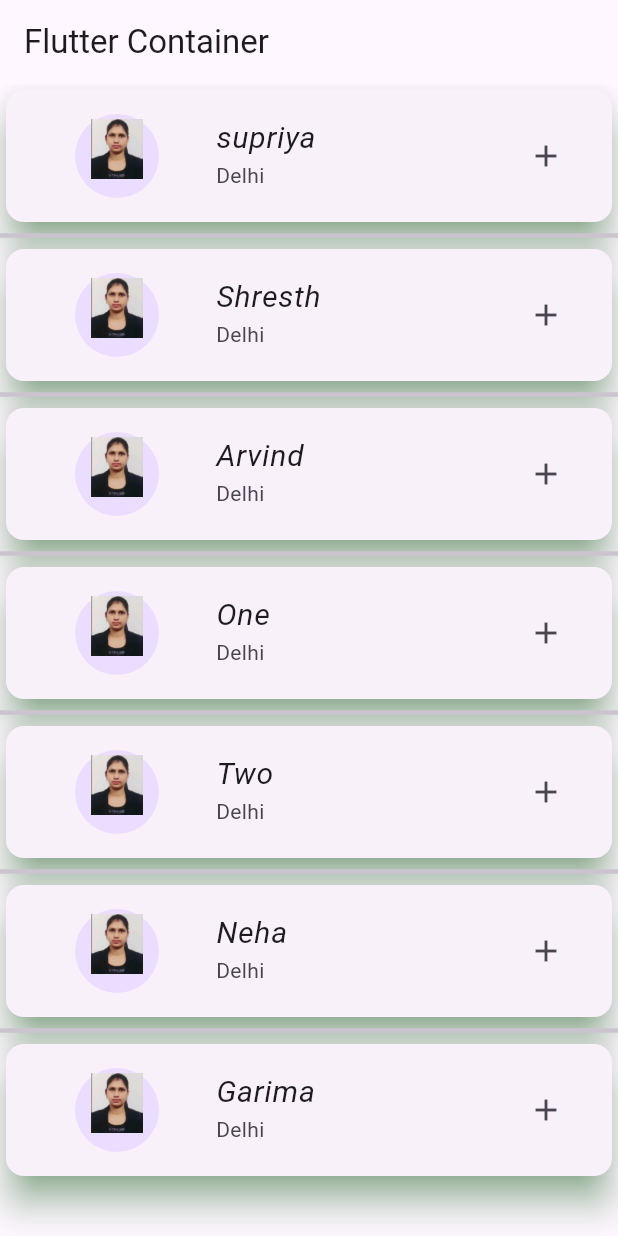
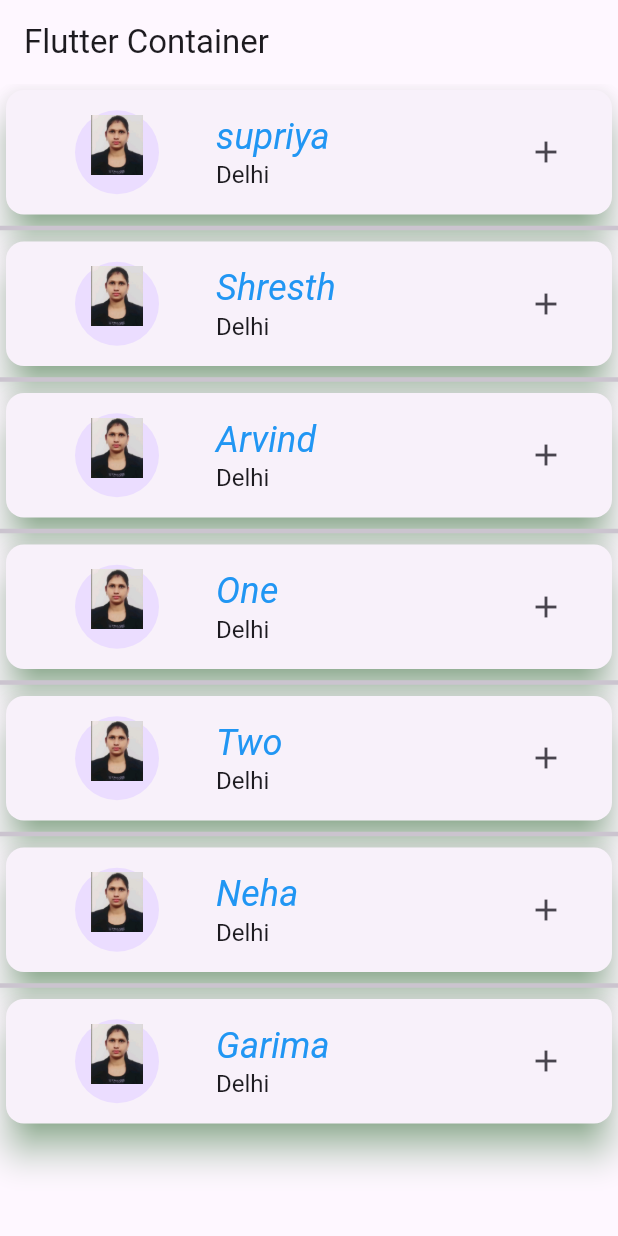
Before and after one commit to sup0808/Flutter_firstapp, a Flutter app: the screen it shows after launch, on a phone screen of 412 x 824 dp. Run offline on Flutter 3.47's test engine with Material 3 defaults, Android fonts, the light colour scheme and no system bars.

Commit message:
Flutter Style and theme using Theme property

```diff
--- /dev/null
+++ b/lib/customFont.dart
@@ -0,0 +1,22 @@
+
+import 'package:demp/main.dart';
+import 'package:flutter/cupertino.dart';
+import 'package:flutter/material.dart';
+
+
+ class _MyCustomFontFont extends State<MyHomePage>{
+  @override
+  Widget build(BuildContext context) {
+    return Scaffold(
+      appBar: AppBar(
+        // Here we take the value from the MyHomePage object that was created by
+        // the App.build method, and use it to set our appbar title.
+        title: Text("Flutter Container"),
+      ),
+      body:
+      Text("Supriya")
+      ,
+    );
+  }
+
+}
--- a/lib/main.dart
+++ b/lib/main.dart
@@ -14,8 +14,14 @@ class MyApp extends StatelessWidget {
       title: 'Flutter Demo',
       debugShowCheckedModeBanner: false,
       theme: ThemeData(
+        primarySwatch: Colors.blue,
         colorScheme: ColorScheme.fromSeed(seedColor: Colors.deepPurple),
         useMaterial3: true,
+        textTheme: TextTheme(
+          headlineLarge: TextStyle(fontFamily: 'FontRoboto', fontSize: 24),
+          headlineMedium:  TextStyle(fontWeight: FontWeight.w400, fontSize: 16),
+          headlineSmall:  TextStyle(fontWeight: FontWeight.w200, fontSize: 12)
+        )
       ),
       home: const MyHomePage(title: 'Flutter Demo Home Page'),
     );
@@ -29,6 +35,27 @@ class MyHomePage extends StatefulWidget {
 
   @override
   State<MyHomePage> createState() => _MyHomePageState();
+
+  /*@override
+  State<MyHomePage> createState() => _MyCustomFontFont();*/
+
+}
+
+class _MyCustomFontFont extends State<MyHomePage>{
+  @override
+  Widget build(BuildContext context) {
+    return Scaffold(
+      appBar: AppBar(
+        // Here we take the value from the MyHomePage object that was created by
+        // the App.build method, and use it to set our appbar title.
+        title: Text("Flutter Container"),
+      ),
+      body:
+      Text("Supriya")
+      ,
+    );
+  }
+
 }
 
 class _MyHomePageState extends State<MyHomePage> {
@@ -66,8 +93,8 @@ class _MyHomePageState extends State<MyHomePage> {
                   ),
                 ),
               ),
-              title: Text(arrNames[index],style: TextStyle(fontFamily: 'FontRoboto', fontSize: 20)),
-              subtitle: Text('Delhi',),
+              title: Text(arrNames[index],style: Theme.of(context).textTheme.headlineLarge!.copyWith(color: Colors.blue)),
+              subtitle: Text('Delhi',style: Theme.of(context).textTheme.headlineMedium),
               trailing: Icon(Icons.add) ,
             ),
           ),
```
Also changed, not shown: lib/uiHelper/util.dart (added).
